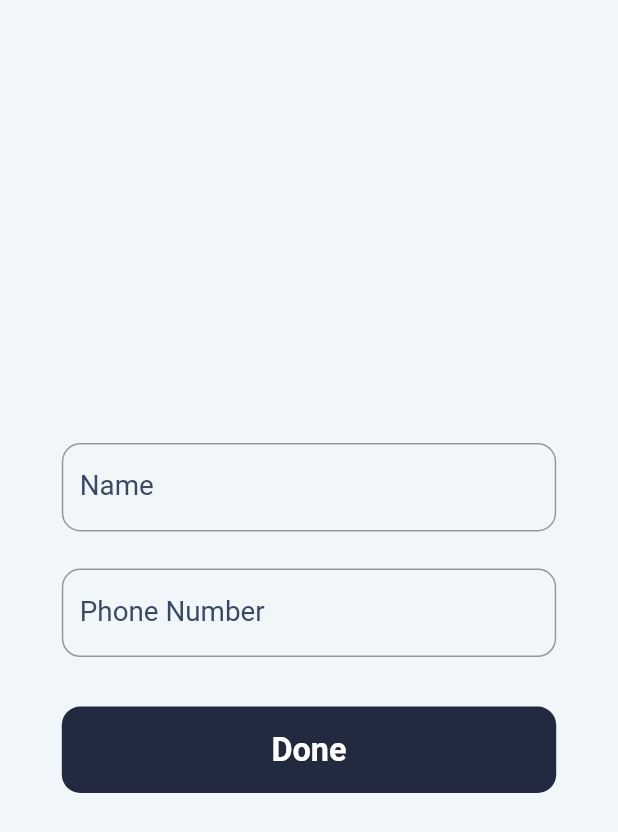
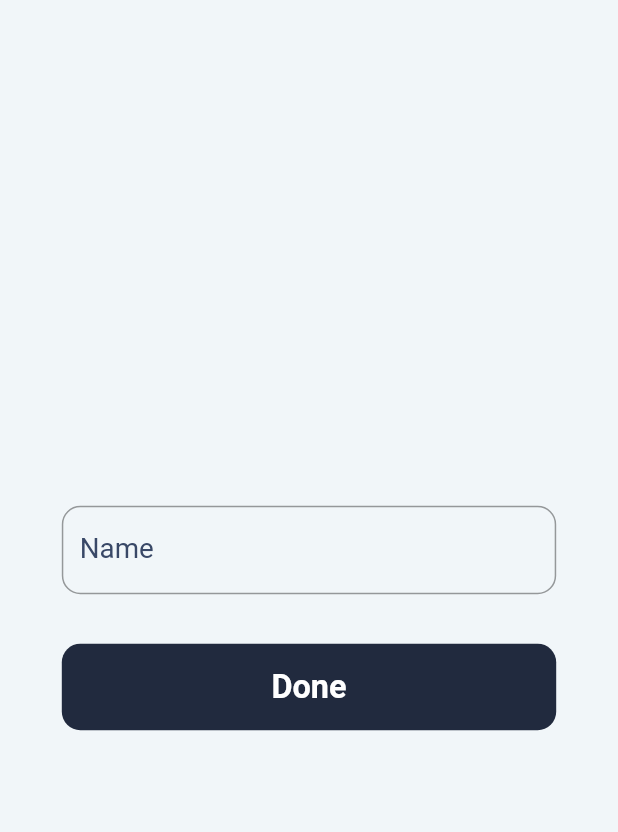
Before and after one commit to jay-isampelliwar/Chat-App, a Flutter app: the screen it shows after launch, on a phone screen of 412 x 824 dp. Shown: the top 832 px of the screen. Run offline on Flutter 3.47's test engine with Material 2 defaults, Android fonts, the phone set to English and light mode, and no system bars; our stand-ins replace bloc, equatable, flutter_bloc, get_it, socket_io_client.

Commit message:
delete the phone number textField

```diff
--- a/lib/features/chat/ui/chat.dart
+++ b/lib/features/chat/ui/chat.dart
@@ -14,10 +14,8 @@ import '../../../core/constant/app_helper.dart';
 import '../model/message_model.dart';
 
 class Chat extends StatefulWidget {
-  Chat({required this.name, required this.phone, super.key});
+  Chat({required this.name, super.key});
   String name;
-  String phone;
-
   @override
   State<Chat> createState() => _ChatState();
 }
--- a/lib/features/lobby/bloc/lobby_bloc.dart
+++ b/lib/features/lobby/bloc/lobby_bloc.dart
@@ -13,6 +13,6 @@ class LobbyBloc extends Bloc<LobbyEvent, LobbyState> {
 
   FutureOr<void> lobbyChatNavigatorActionEvent(
       LobbyChatNavigatorActionEvent event, Emitter<LobbyState> emit) {
-    emit(LobbyChatNavigatorActionState(phone: event.phone, name: event.name));
+    emit(LobbyChatNavigatorActionState(name: event.name));
   }
 }
--- a/lib/features/lobby/bloc/lobby_event.dart
+++ b/lib/features/lobby/bloc/lobby_event.dart
@@ -9,12 +9,11 @@ abstract class LobbyEvent extends Equatable {
 
 class LobbyChatNavigatorActionEvent extends LobbyEvent {
   String name;
-  String phone;
+
   LobbyChatNavigatorActionEvent({
     required this.name,
-    required this.phone,
   });
 
   @override
-  List<Object> get props => [name, phone];
+  List<Object> get props => [name];
 }
--- a/lib/features/lobby/bloc/lobby_state.dart
+++ b/lib/features/lobby/bloc/lobby_state.dart
@@ -13,9 +13,8 @@ class LobbyInitial extends LobbyState {}
 
 class LobbyChatNavigatorActionState extends LobbyActonState {
   String name;
-  String phone;
+
   LobbyChatNavigatorActionState({
     required this.name,
-    required this.phone,
   });
 }
--- a/lib/features/lobby/ui/lobby.dart
+++ b/lib/features/lobby/ui/lobby.dart
@@ -14,7 +14,6 @@ class Lobby extends StatelessWidget {
 
   final GlobalKey<FormState> _key = GlobalKey<FormState>();
   TextEditingController nameTextEditingController = TextEditingController();
-  TextEditingController phoneTextEditingController = TextEditingController();
   @override
   Widget build(BuildContext context) {
     Size size = MediaQuery.of(context).size;
@@ -27,7 +26,6 @@ class Lobby extends StatelessWidget {
             MaterialPageRoute(
               builder: (context) => Chat(
                 name: state.name,
-                phone: state.phone,
               ),
             ),
           );
@@ -64,33 +62,14 @@ class Lobby extends StatelessWidget {
                           ),
                           validator: (value) => Helper.isValidName(value!),
                         ),
-                        AppConstSizedBox.height(size.height * 0.03),
-                        TextFormField(
-                          cursorColor: AppColor.userMessageCardColor,
-                          controller: phoneTextEditingController,
-                          keyboardType: TextInputType.number,
-                          decoration: InputDecoration(
-                            border: textFieldBorder(size),
-                            focusedBorder: textFieldBorder(size),
-                            label: Text(
-                              "Phone Number",
-                              style:
-                                  AppTextStyles.text18(bold: false, size: size)
-                                      .copyWith(
-                                          color: AppColor.userMessageCardColor),
-                            ),
-                          ),
-                          validator: (value) =>
-                              Helper.isValidPhoneNumber(value!),
-                        ),
                         AppConstSizedBox.height(size.height * 0.04),
                         GestureDetector(
                           onTap: () {
                             if (_key.currentState!.validate()) {
                               locator.get<LobbyBloc>().add(
                                     LobbyChatNavigatorActionEvent(
-                                        name: nameTextEditingController.text,
-                                        phone: phoneTextEditingController.text),
+                                      name: nameTextEditingController.text,
+                                    ),
                                   );
                             }
                           },
```
